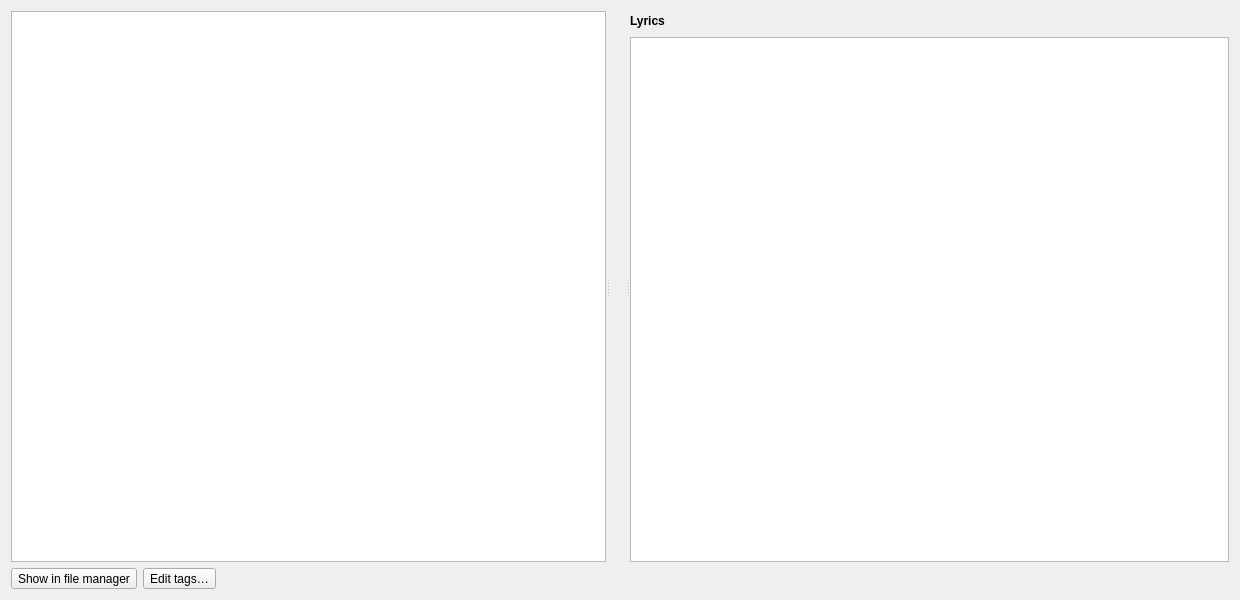
Before: the Qt Designer form app/playlist_ui/trackinfodialog.ui in olegantonyan/mpz, drawn with Qt 5.
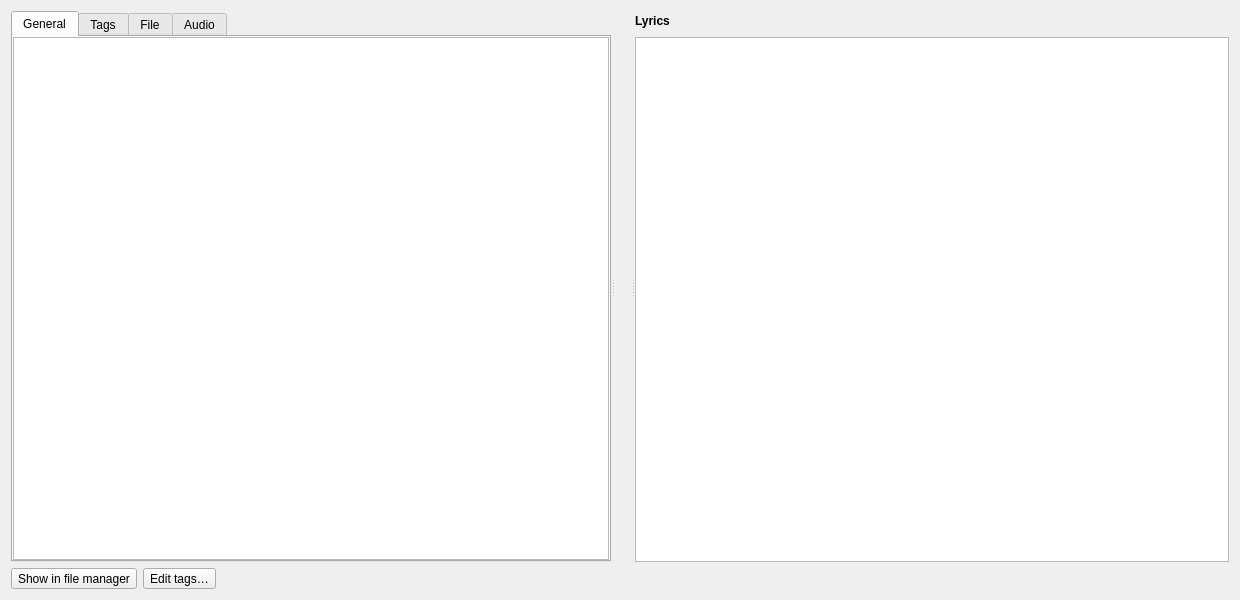
After: the same form once the commit is applied.

What changed in the file:
```diff
--- a/app/playlist_ui/trackinfodialog.ui
+++ b/app/playlist_ui/trackinfodialog.ui
@@ -29,15 +29,115 @@
       <property name="childrenCollapsible">
        <bool>false</bool>
       </property>
-      <widget class="QTableView" name="tableView">
-       <attribute name="horizontalHeaderVisible">
-        <bool>false</bool>
-       </attribute>
-       <attribute name="verticalHeaderVisible">
-        <bool>false</bool>
-       </attribute>
+      <widget class="QTabWidget" name="tabWidget">
+       <property name="currentIndex">
+        <number>0</number>
+       </property>
+       <widget class="QWidget" name="tabGeneral">
+        <attribute name="title">
+         <string>General</string>
+        </attribute>
+        <layout class="QVBoxLayout" name="generalLayout">
+         <property name="leftMargin">
+          <number>0</number>
+         </property>
+         <property name="topMargin">
+          <number>0</number>
+         </property>
+         <property name="rightMargin">
+          <number>0</number>
+         </property>
+         <property name="bottomMargin">
+          <number>0</number>
+         </property>
+         <item>
+          <widget class="QTableView" name="tableView"/>
+         </item>
+        </layout>
+       </widget>
+       <widget class="QWidget" name="tabTags">
+        <attribute name="title">
+         <string>Tags</string>
+        </attribute>
+        <layout class="QVBoxLayout" name="tagsLayout">
+         <property name="leftMargin">
+          <number>0</number>
+         </property>
+         <property name="topMargin">
+          <number>0</number>
+         </property>
+         <property name="rightMargin">
+          <number>0</number>
+         </property>
+         <property name="bottomMargin">
+          <number>0</number>
+         </property>
+         <item>
+          <widget class="QTableView" name="tableViewTags"/>
+         </item>
+        </layout>
+       </widget>
+       <widget class="QWidget" name="tabFile">
+        <attribute name="title">
+         <string>File</string>
+        </attribute>
+        <layout class="QVBoxLayout" name="fileLayout">
+         <property name="leftMargin">
+          <number>0</number>
+         </property>
+         <property name="topMargin">
+          <number>0</number>
+         </property>
+         <property name="rightMargin">
+          <number>0</number>
+         </property>
+         <property name="bottomMargin">
+          <number>0</number>
+         </property>
+         <item>
+          <widget class="QTableView" name="tableViewFile"/>
+         </item>
+        </layout>
+       </widget>
+       <widget class="QWidget" name="tabOther">
+        <attribute name="title">
+         <string>Audio</string>
+        </attribute>
+        <layout class="QVBoxLayout" name="otherLayout">
+         <property name="leftMargin">
+          <number>0</number>
+         </property>
+         <property name="topMargin">
+          <number>0</number>
+         </property>
+         <property name="rightMargin">
+          <number>0</number>
+         </property>
+         <property name="bottomMargin">
+          <number>0</number>
+         </property>
+         <item>
+          <widget class="QTableView" name="tableViewOther"/>
+         </item>
+        </layout>
+       </widget>
       </widget>
       <widget class="QLabel" name="labelCoverArt">
+       <property name="sizePolicy">
+        <sizepolicy hsizetype="Ignored" vsizetype="Ignored">
+         <horstretch>0</horstretch>
+         <verstretch>0</verstretch>
+        </sizepolicy>
+       </property>
+       <property name="minimumSize">
+        <size>
+         <width>0</width>
+         <height>0</height>
+        </size>
+       </property>
+       <property name="alignment">
+        <set>Qt::AlignCenter</set>
+       </property>
        <property name="text">
         <string/>
        </property>
```
